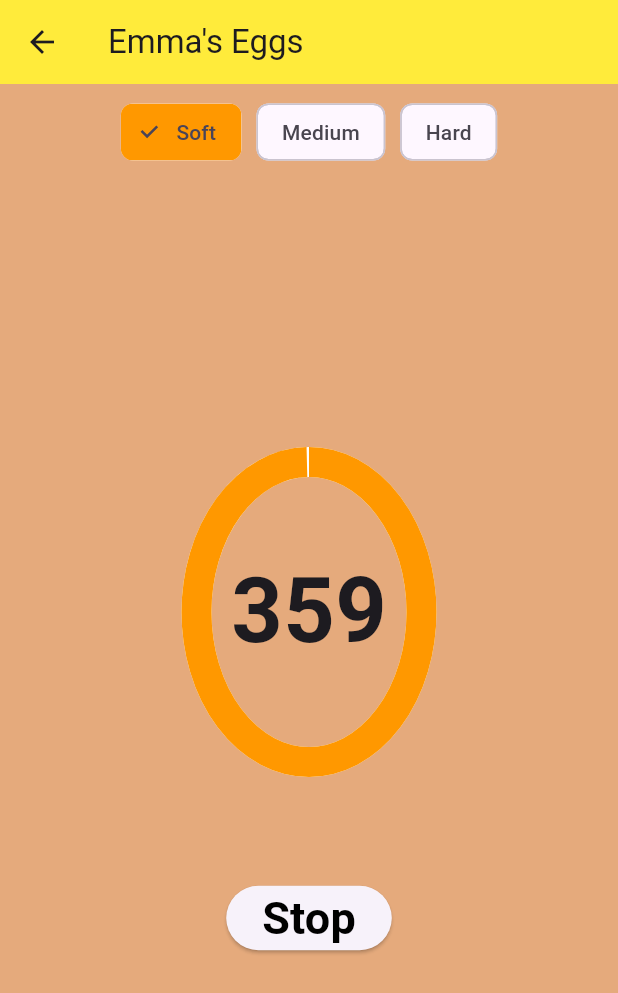
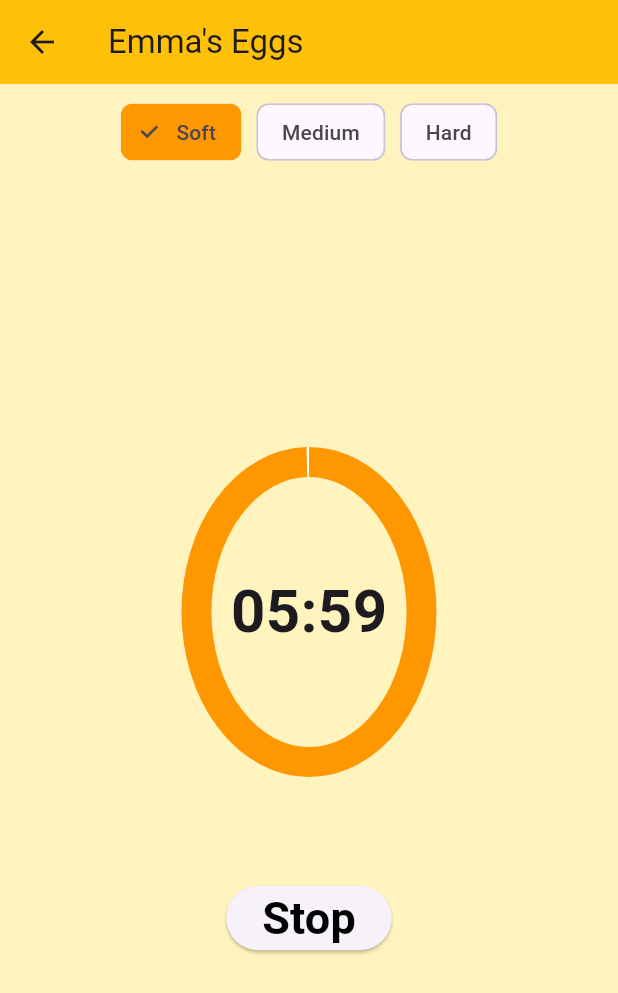
Before and after one commit to oliver-surridge/Emmas-Eggs, a Flutter app: the EggTimerMain screen opened directly, after a tap on "Boil Em!", on a phone screen of 412 x 824 dp. Shown: the top 993 px of the screen. Run offline on Flutter 3.47's test engine with Material 3 defaults, Android fonts, the light colour scheme and no system bars.

Commit message:
Formatted timer to mm:ss, added _boilTimes and split up the build class, adding _buildHardnessSelector and _buildEggTimer

```diff
--- a/lib/main.dart
+++ b/lib/main.dart
@@ -5,6 +5,7 @@ void main() {
   runApp(const MaterialApp(home: EggTimerStart()));
 }
 
+///Splash Screen
 class EggTimerStart extends StatelessWidget {
   const EggTimerStart({super.key});
 
@@ -14,7 +15,7 @@ class EggTimerStart extends StatelessWidget {
         body: Container(
       decoration: BoxDecoration(
         image: DecorationImage(
-          image: AssetImage('assets/background.jpg'), // Path to your image
+          image: AssetImage('assets/background.jpg'),
           fit: BoxFit.cover, // Covers the entire screen
         ),
       ),
@@ -40,7 +41,7 @@ class EggTimerStart extends StatelessWidget {
             ),
           ),
           child: Text(
-            'Eggter',
+            'Emm-ter',
             style: TextStyle(
               fontSize: 30,
               fontWeight: FontWeight.bold,
@@ -64,10 +65,18 @@ class _EggTimerMainState extends State<EggTimerMain> {
   int _selectedHardness = 0;
   //final is the same as const but is set once it is initialized rather than on compilation like const
   final List<String> _hardness = ["Soft", "Medium", "Hard"];
-  bool _start = false;
+  static const List<int> _boilTimes = [360, 480, 720];
+  int _boilTime = _boilTimes[0];
+  bool _isRunning = false;
   int _seconds = 360;
-  int _boilTime = 360;
   Timer? _timer;
+
+  @override
+  void dispose() {
+    _timer?.cancel();
+    super.dispose();
+  }
+
   //using this to get the colour of the timer and buttons
   Color _getProgressColor() {
     switch (_selectedHardness) {
@@ -83,7 +92,7 @@ class _EggTimerMainState extends State<EggTimerMain> {
   }
 
   //method called to start the timer
-  void startTimer() {
+  void _startTimer() {
     if (_timer != null && _timer!.isActive) return; // Prevent multiple timers
     _timer = Timer.periodic(Duration(seconds: 1), (_) {
       setState(() {
@@ -91,20 +100,27 @@ class _EggTimerMainState extends State<EggTimerMain> {
           //making sure we cant start the timer with no time remaining
           _seconds--;
         } else {
-          stopTimer(); // Stop when it reaches 0
+          _stopTimer(); // Stop when it reaches 0
         }
       });
     });
   }
 
+  ///formats the timer to mm:ss format
+  String _formatTimer(int time) {
+    final minutes = time ~/ 60; //truncated integer division
+    final seconds = time % 60;
+    return '${minutes.toString().padLeft(2, '0')}:${seconds.toString().padLeft(2, '0')}';
+  }
+
   //method called to stop the timer
-  void stopTimer() {
+  void _stopTimer() {
     _timer?.cancel();
   }
 
-  void resetTimer() {
+  void _resetTimer() {
     _timer?.cancel();
-    _seconds = _boilTime;
+    _seconds = _boilTimes[_selectedHardness];
   }
 
   @override
@@ -113,48 +129,53 @@ class _EggTimerMainState extends State<EggTimerMain> {
       //the entire page
       appBar: AppBar(
         //bar at top of the page, automatically has a callback to the previous page
-        title: Text("Emma's Eggs"),
-        backgroundColor: Colors.yellow,
+        title: const Text("Emma's Eggs"),
+        backgroundColor: Colors.amber,
       ),
+      backgroundColor: Color.fromARGB(255, 255, 243, 190),
       body: Column(
         //a vertical container - use a ListView if there is not enough room for vertical content
         children: [
           Padding(
               //like a 'gap' in powerapps, pads around all sides of the children
               padding: const EdgeInsets.all(8.0),
-            child: Wrap(
+              child: _buildHardnessSelector()),
+          Expanded(child: _buildEggTimer()),
+        ],
+      ),
+    );
+  }
+
+  Widget _buildHardnessSelector() {
+    return Wrap(
       spacing: 10,
       alignment: WrapAlignment.center,
-              children: List.generate(_hardness.length, (eggdex) {
-                //we can generate one item for each hardness option - eggdex is what I called the index
+      children: List.generate(_hardness.length, (index) {
+        //generate one item for each hardness option
         return ChoiceChip(
-                  label: Text(_hardness[eggdex]),
-                  selected: _selectedHardness == eggdex,
+          label: Text(_hardness[index]),
+          selected: _selectedHardness == index,
           selectedColor: _getProgressColor(),
           onSelected: (bool selected) {
             setState(() {
               if (selected == true) {
-                        _selectedHardness = eggdex;
-                        _boilTime = [360, 480, 720][_selectedHardness];
+                _selectedHardness = index;
+                _boilTime = _boilTimes[_selectedHardness];
                 _seconds = _boilTime;
-                      } else {
-                        _selectedHardness = _selectedHardness;
               }
             });
           },
         );
       }),
-            ),
-          ),
-          Expanded(
-              child: Center(
+    );
+  }
+
+  Widget _buildEggTimer() {
+    return Center(
       child: Column(
         mainAxisAlignment: MainAxisAlignment.center,
         children: [
-                Stack(
-                    fit: StackFit.loose,
-                    alignment: Alignment.center,
-                    children: [
+          Stack(fit: StackFit.loose, alignment: Alignment.center, children: [
             SizedBox(
               width: 150,
               height: 200, //make it egg shaped
@@ -165,47 +186,47 @@ class _EggTimerMainState extends State<EggTimerMain> {
                     : 0, //the rate that the indicator is decremented, set _boilTime to 0 if null
                 strokeWidth: 20,
                 backgroundColor: Colors.white,
-                          valueColor: AlwaysStoppedAnimation<Color>(
-                              _getProgressColor()),
+                valueColor: AlwaysStoppedAnimation<Color>(_getProgressColor()),
               ),
             ),
-                      Text(
+            AnimatedSwitcher(
+              duration: const Duration(milliseconds: 300),
+              transitionBuilder: (child, anim) =>
+                  ScaleTransition(scale: anim, child: child),
+              child: Text(
                 //the actual timer value displayed through text
-                        '$_seconds',
-                        style: TextStyle(
-                          fontSize: 60,
+                _formatTimer(_seconds),
+                style: const TextStyle(
+                  fontSize: 40,
                   fontWeight: FontWeight.bold,
                 ),
               ),
+            ),
           ]),
-                SizedBox(height: 80),
+          const SizedBox(
+            height: 80,
+          ),
           ElevatedButton(
             //Start button that turns into a pause button
             onPressed: () {
               setState(() {
-                      if (_start) {
-                        resetTimer();
+                if (_isRunning) {
+                  _resetTimer();
                 } else {
-                        startTimer();
+                  _startTimer();
                 }
-                      _start = !_start;
+                _isRunning = !_isRunning;
               });
             },
             child: Text(
-                    _start ? 'Stop' : 'Boil Em!',
-                    style: TextStyle(
-                      fontSize: 30,
-                      fontWeight: FontWeight.bold,
-                      color: const Color.fromRGBO(0, 0, 0, 1),
+              _isRunning ? 'Stop' : 'Boil Em!',
+              style: const TextStyle(
+                fontSize: 30, fontWeight: FontWeight.bold, color: Colors.black,
               ),
             ),
           ),
         ],
       ),
-          )),
-        ],
-      ),
-      backgroundColor: Color.fromARGB(225, 225, 159, 107),
     );
   }
 }
```
Lines whose indentation alone changed are shown as unchanged.
